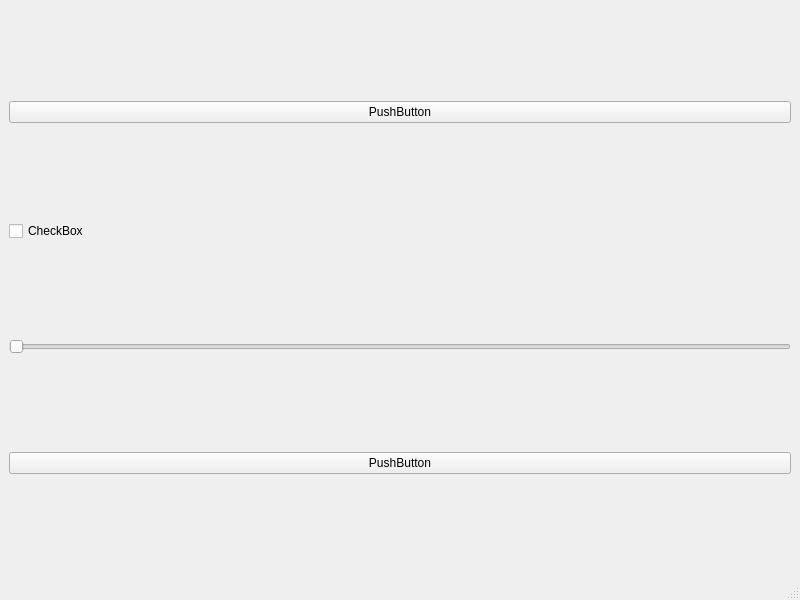
Qt form DonationMining/src/MainWindow.ui (jondef/MiningForHumanity) before a commit.
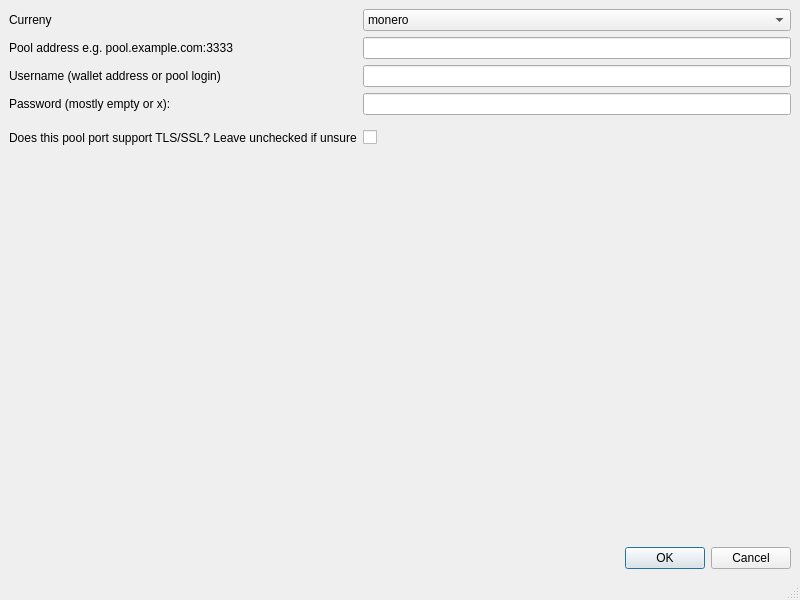
The same form after that commit.

What changed in the file:
```diff
--- a/DonationMining/src/MainWindow.ui
+++ b/DonationMining/src/MainWindow.ui
@@ -15,33 +15,79 @@
   </property>
   <widget class="QWidget" name="centralwidget">
    <layout class="QGridLayout" name="gridLayout">
-    <item row="3" column="0">
-     <widget class="QPushButton" name="pushButton_2">
-      <property name="text">
-       <string>PushButton</string>
+       <item row="1" column="0">
+           <widget class="QDialogButtonBox" name="buttonBox">
+               <property name="standardButtons">
+                   <set>QDialogButtonBox::Cancel|QDialogButtonBox::Ok</set>
       </property>
      </widget>
     </item>
     <item row="0" column="0">
-     <widget class="QPushButton" name="pushButton">
+           <layout class="QFormLayout" name="formLayout">
+               <item row="0" column="0">
+                   <widget class="QLabel" name="label">
       <property name="text">
-       <string>PushButton</string>
+                           <string>Curreny</string>
+                       </property>
+                   </widget>
+               </item>
+               <item row="1" column="0">
+                   <widget class="QLabel" name="label_2">
+                       <property name="text">
+                           <string>Pool address e.g. pool.example.com:3333</string>
       </property>
      </widget>
     </item>
     <item row="2" column="0">
-     <widget class="QSlider" name="horizontalSlider">
+                   <widget class="QLabel" name="label_3">
+                       <property name="text">
+                           <string>Username (wallet address or pool login)</string>
+                       </property>
+                   </widget>
+               </item>
+               <item row="0" column="1">
+                   <widget class="QComboBox" name="comboBox_currency">
+                       <item>
+                           <property name="text">
+                               <string>monero</string>
+                           </property>
+                       </item>
+                   </widget>
+               </item>
+               <item row="1" column="1">
+                   <widget class="QLineEdit" name="lineEdit_poolAdress"/>
+               </item>
+               <item row="2" column="1">
+                   <widget class="QLineEdit" name="lineEdit_username"/>
+               </item>
+               <item row="3" column="0">
+                   <widget class="QLabel" name="label_4">
+                       <property name="text">
+                           <string>Password (mostly empty or x):</string>
+                       </property>
+                   </widget>
+               </item>
+               <item row="3" column="1">
+                   <widget class="QLineEdit" name="lineEdit_password"/>
+               </item>
+               <item row="4" column="0">
+                   <widget class="Line" name="line">
       <property name="orientation">
        <enum>Qt::Horizontal</enum>
       </property>
      </widget>
     </item>
-    <item row="1" column="0">
-     <widget class="QCheckBox" name="checkBox">
+               <item row="5" column="0">
+                   <widget class="QLabel" name="label_5">
       <property name="text">
-       <string>CheckBox</string>
-      </property>
-     </widget>
+                           <string>Does this pool port support TLS/SSL? Leave unchecked if unsure</string>
+                       </property>
+                   </widget>
+               </item>
+               <item row="5" column="1">
+                   <widget class="QCheckBox" name="checkBox_SSLSupport"/>
+               </item>
+           </layout>
     </item>
    </layout>
   </widget>
```
Lines whose indentation alone changed are shown as unchanged.
